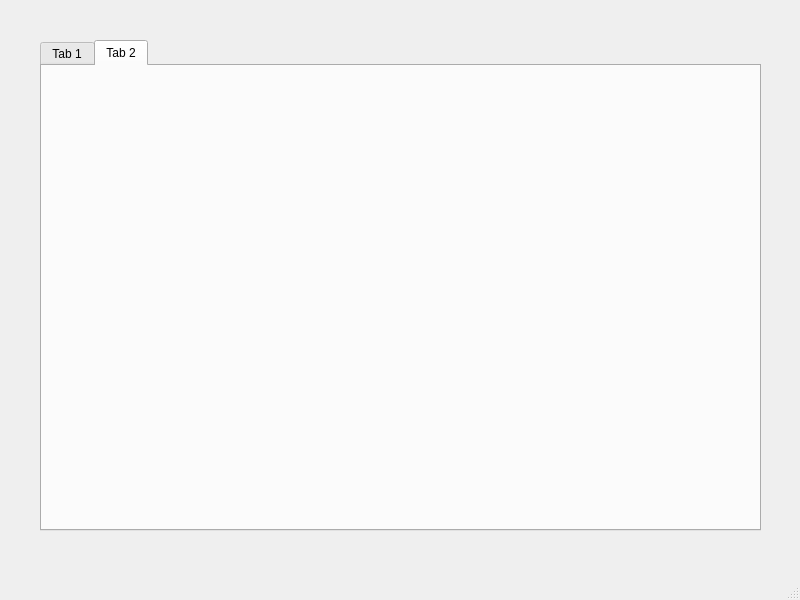
Old version of the form mainwindow.ui in the repository firastourki99/smartgarage.
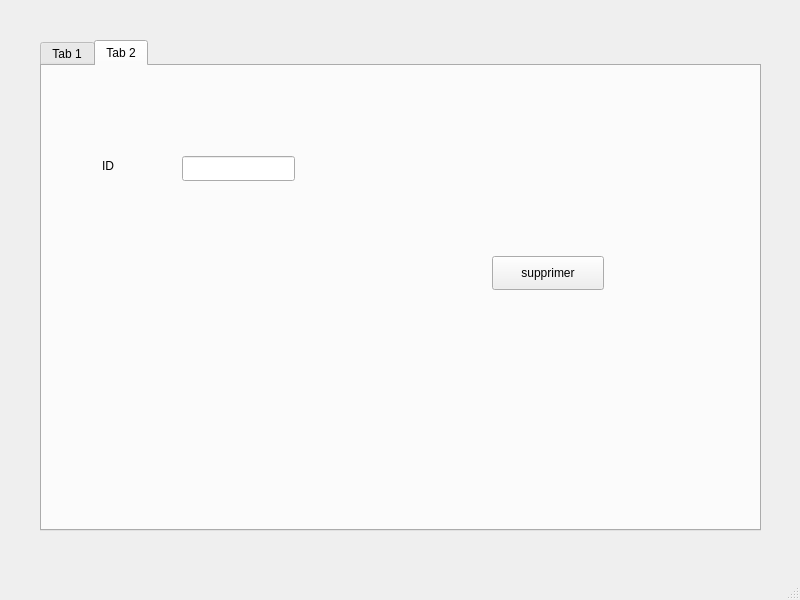
New version of the form. The open tabs and pages were chosen to show the change.

```diff
--- a/mainwindow.ui
+++ b/mainwindow.ui
@@ -183,6 +183,42 @@
      <attribute name="title">
       <string>Tab 2</string>
      </attribute>
+     <widget class="QLabel" name="label_7">
+      <property name="geometry">
+       <rect>
+        <x>60</x>
+        <y>90</y>
+        <width>69</width>
+        <height>20</height>
+       </rect>
+      </property>
+      <property name="text">
+       <string>ID</string>
+      </property>
+     </widget>
+     <widget class="QLineEdit" name="IDS">
+      <property name="geometry">
+       <rect>
+        <x>140</x>
+        <y>90</y>
+        <width>113</width>
+        <height>25</height>
+       </rect>
+      </property>
+     </widget>
+     <widget class="QPushButton" name="pushButton_2">
+      <property name="geometry">
+       <rect>
+        <x>450</x>
+        <y>190</y>
+        <width>112</width>
+        <height>34</height>
+       </rect>
+      </property>
+      <property name="text">
+       <string>supprimer</string>
+      </property>
+     </widget>
     </widget>
    </widget>
   </widget>
```
Left out of the diff: 3 changed lines with no effect on the pictures.
